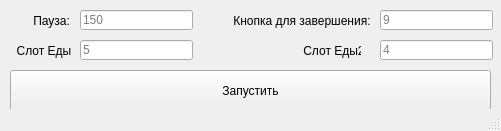
Above: spinning/interface.ui from andreW2KELO/RR4_spinning before the change. Below: the same form after it.
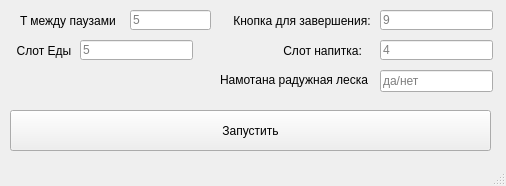
That is the form after the change.

Patch:
```diff
--- a/spinning/interface.ui
+++ b/spinning/interface.ui
@@ -6,8 +6,8 @@
    <rect>
     <x>0</x>
     <y>0</y>
-    <width>501</width>
-    <height>131</height>
+    <width>506</width>
+    <height>186</height>
    </rect>
   </property>
   <property name="windowTitle">
@@ -18,7 +18,7 @@
     <property name="geometry">
      <rect>
       <x>10</x>
-      <y>70</y>
+      <y>110</y>
       <width>481</width>
       <height>41</height>
      </rect>
@@ -30,27 +30,27 @@
    <widget class="QLineEdit" name="pause">
     <property name="geometry">
      <rect>
-      <x>80</x>
+      <x>130</x>
       <y>10</y>
-      <width>113</width>
+      <width>81</width>
       <height>20</height>
      </rect>
     </property>
     <property name="placeholderText">
-     <string>150</string>
+     <string>5</string>
     </property>
    </widget>
    <widget class="QLabel" name="label">
     <property name="geometry">
      <rect>
-      <x>30</x>
+      <x>20</x>
       <y>10</y>
-      <width>51</width>
+      <width>111</width>
       <height>21</height>
      </rect>
     </property>
     <property name="text">
-     <string> Пауза:</string>
+     <string>T между паузами</string>
     </property>
    </widget>
    <widget class="QLabel" name="label_2">
@@ -82,14 +82,14 @@
    <widget class="QLabel" name="label_3">
     <property name="geometry">
      <rect>
-      <x>300</x>
+      <x>280</x>
       <y>40</y>
-      <width>61</width>
+      <width>81</width>
       <height>21</height>
      </rect>
     </property>
     <property name="text">
-     <string> Слот Еды2:</string>
+     <string> Слот напитка:</string>
     </property>
    </widget>
    <widget class="QLineEdit" name="food2">
@@ -131,6 +131,32 @@
      <string> Кнопка для завершения:</string>
     </property>
    </widget>
+   <widget class="QLineEdit" name="is_rainbow_line">
+    <property name="geometry">
+     <rect>
+      <x>380</x>
+      <y>70</y>
+      <width>113</width>
+      <height>22</height>
+     </rect>
+    </property>
+    <property name="placeholderText">
+     <string>да/нет</string>
+    </property>
+   </widget>
+   <widget class="QLabel" name="label_6">
+    <property name="geometry">
+     <rect>
+      <x>220</x>
+      <y>70</y>
+      <width>151</width>
+      <height>20</height>
+     </rect>
+    </property>
+    <property name="text">
+     <string>Намотана радужная леска</string>
+    </property>
+   </widget>
   </widget>
   <widget class="QMenuBar" name="menubar">
    <property name="geometry">
```
Left out of the diff: 10 changed lines with no effect on the pictures.
